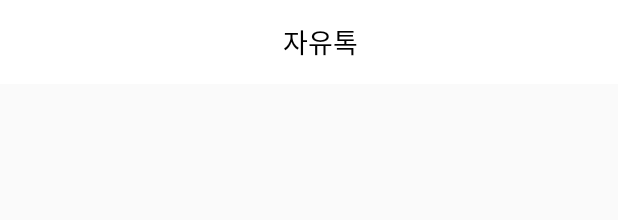
After one commit to shadabhashmi21/hyperhire-assignment, an Android app: the layout toolbar.xml on its own in the app's theme, with its tools: preview values and no code run, on a phone screen of 412 x 824 dp. The commit adds this screen. Shown: the top 220 px of the screen. Run offline under Robolectric (Android 15) with nearby library versions, the phone set to English and light mode, and no system bars.

Commit message:
added: appbar text

```diff
--- /dev/null
+++ b/app/src/main/res/drawable/arrow_back.xml
@@ -0,0 +1,5 @@
+<vector android:height="24dp" android:tint="#000000"
+    android:viewportHeight="24" android:viewportWidth="24"
+    android:width="24dp" xmlns:android="http://schemas.android.com/apk/res/android">
+    <path android:fillColor="@android:color/white" android:pathData="M17.77,3.77l-1.77,-1.77l-10,10l10,10l1.77,-1.77l-8.23,-8.23z"/>
+</vector>
--- /dev/null
+++ b/app/src/main/res/layout/toolbar.xml
@@ -0,0 +1,27 @@
+<?xml version="1.0" encoding="utf-8"?>
+<androidx.appcompat.widget.Toolbar xmlns:android="http://schemas.android.com/apk/res/android"
+    xmlns:app="http://schemas.android.com/apk/res-auto"
+    android:id="@+id/toolbar"
+    android:layout_width="match_parent"
+    android:layout_height="wrap_content"
+    android:background="#ffffff"
+    android:fitsSystemWindows="true"
+    android:minHeight="?attr/actionBarSize"
+    app:theme="@style/ThemeOverlay.AppCompat.Dark.ActionBar">
+
+    <RelativeLayout
+        android:layout_width="match_parent"
+        android:layout_height="wrap_content">
+
+        <TextView
+            android:layout_width="wrap_content"
+            android:layout_height="wrap_content"
+            android:text="@string/appbar_header"
+            android:textFontWeight="700"
+            android:textSize="18sp"
+            android:layout_centerInParent="true"
+            android:textColor="@color/black"/>
+
+    </RelativeLayout>
+
+</androidx.appcompat.widget.Toolbar>
--- a/app/src/main/res/values/strings.xml
+++ b/app/src/main/res/values/strings.xml
@@ -1,3 +1,4 @@
 <resources>
     <string name="app_name">Hyperhire Assignment</string>
+    <string name="appbar_header">자유톡</string>
 </resources>
--- a/app/src/main/res/values/themes.xml
+++ b/app/src/main/res/values/themes.xml
@@ -1,8 +1,24 @@
 <resources xmlns:tools="http://schemas.android.com/tools">
     <!-- Base application theme. -->
-    <style name="Base.Theme.HyperhireAssignment" parent="Theme.Material3.DayNight.NoActionBar">
+    <style name="Base.Theme.HyperhireAssignment" parent="Theme.AppCompat.Light.NoActionBar">
         <!-- Customize your light theme here. -->
-        <!-- <item name="colorPrimary">@color/my_light_primary</item> -->
+        <item name="colorPrimary">#000000</item>
+    </style>
+
+    <style name="ToolBarStyle" parent="Widget.AppCompat.Toolbar">
+        <item name="android:background">#EA8D8D</item>
+        <item name="titleTextAppearance">@style/TitleTextAppearance</item>
+        <item name="subtitleTextAppearance">@style/SubTitleTextAppearance</item>
+    </style>
+
+    <style name="TitleTextAppearance" parent="TextAppearance.Widget.AppCompat.Toolbar.Title">
+        <item name="android:textSize">18sp</item>
+        <item name="android:textColor">#38ADAE</item>
+    </style>
+
+    <style name="SubTitleTextAppearance" parent="TextAppearance.Widget.AppCompat.Toolbar.Subtitle">
+        <item name="android:textSize">14sp</item>
+        <item name="android:textColor">#00B7FF</item>
     </style>
 
     <style name="Theme.HyperhireAssignment" parent="Base.Theme.HyperhireAssignment" />
```
Also changed, not shown: app/src/main/java/com/example/hyperhireassignment/view/PostActivity.java (+11 -0 lines), app/src/main/res/drawable/notification_icon.xml (added, +9 -0 lines), app/src/main/res/layout/activity_main.xml (+11 -1 lines), app/src/main/res/menu/main_menu.xml (added, +16 -0 lines).
